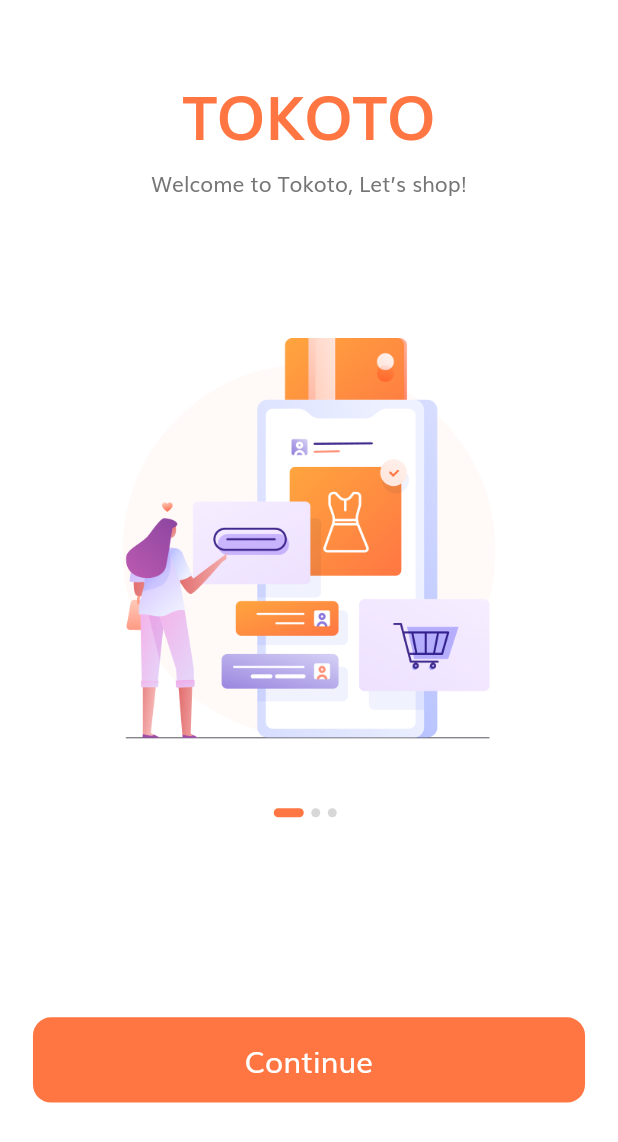
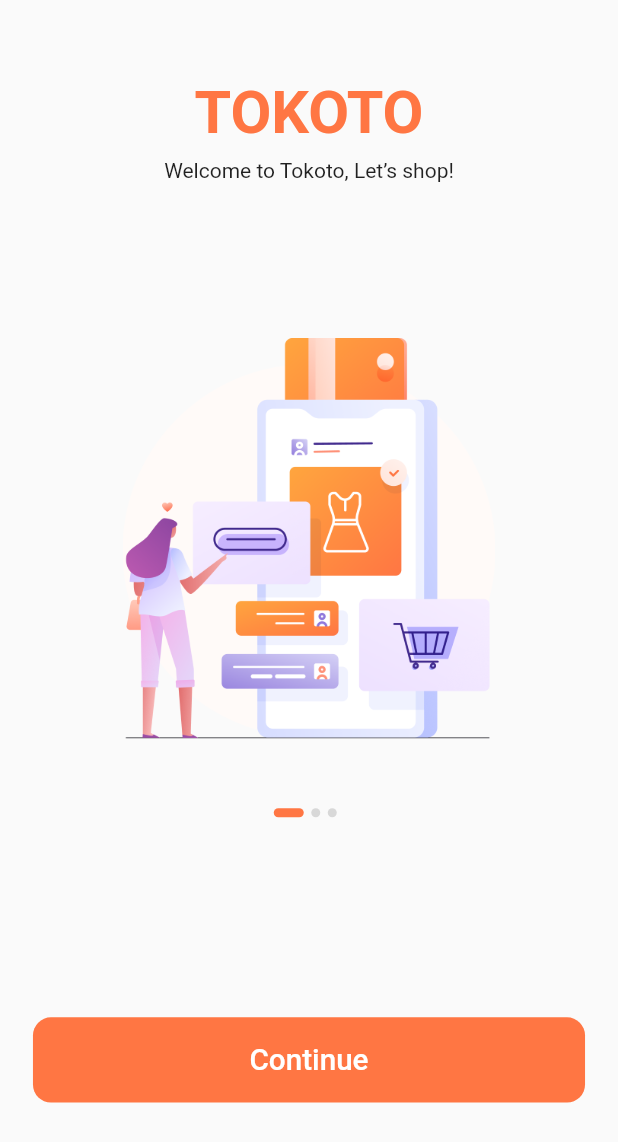
Before and after one commit to antunesluiz/shop_app, a Flutter app: the screen it shows after launch, on a phone screen of 412 x 824 dp. Shown: the top 1142 px of the screen. Run offline on Flutter 3.47's test engine with Material 2 defaults, Android fonts, the phone set to English and light mode, and no system bars.

```diff
--- a/lib/main.dart
+++ b/lib/main.dart
@@ -1,7 +1,7 @@
 import 'package:flutter/material.dart';
 import 'package:shop_app/routes.dart';
-import 'package:shop_app/screens/splash/splashScreen.dart';
-import 'package:shop_app/themes/constants.dart';
+import 'package:shop_app/screens/splash/SplashScreen.dart';
+import 'package:shop_app/themes/theme.dart';
 
 void main() {
   runApp(MyApp());
@@ -13,15 +13,7 @@ class MyApp extends StatelessWidget {
     return MaterialApp(
       debugShowCheckedModeBanner: false,
       title: 'Flutter Demo',
-      theme: ThemeData(
-        visualDensity: VisualDensity.adaptivePlatformDensity,
-        scaffoldBackgroundColor: Colors.white,
-        fontFamily: "Muli",
-        textTheme: TextTheme(
-          bodyText1: TextStyle(color: kTextColor),
-          bodyText2: TextStyle(color: kTextColor),
-        ),
-      ),
+      theme: theme(),
       initialRoute: SplashScreen.routeName,
       routes: routes,
     );
```
